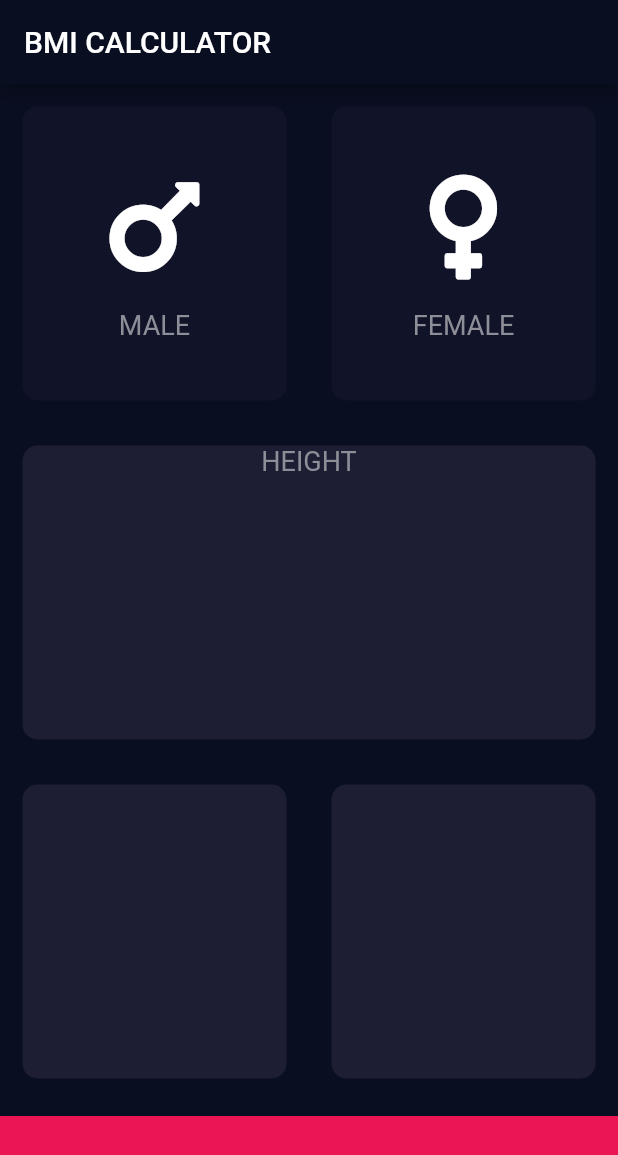
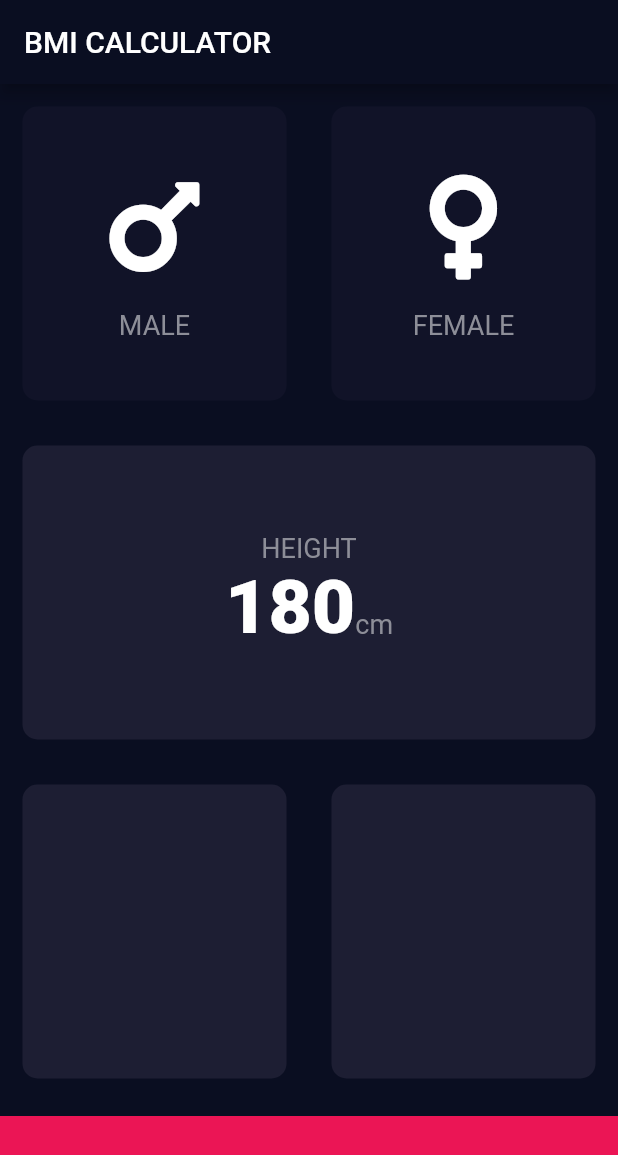
Before and after one commit to omrobbie/udemy-introduction-to-flutter-development, a Flutter app: the screen it shows after launch, on a phone screen of 412 x 824 dp. Shown: the top 1155 px of the screen. Run offline on Flutter 3.47's test engine with Material 2 defaults, Android fonts, the phone set to English and light mode, and no system bars; our stand-ins replace audioplayers, font_awesome_flutter, rflutter_alert.

Commit message:
add content for height

```diff
--- a/bmi_calculator/lib/constants.dart
+++ b/bmi_calculator/lib/constants.dart
@@ -6,3 +6,4 @@ const kInactiveCardColor = Color(0xFF111328);
 const kBottomContainerColor = Color(0xFFEB1555);
 
 const kLabelTextStyle = TextStyle(fontSize: 18.0, color: Color(0xFF8D8E98));
+const kNumberTextStyle = TextStyle(fontSize: 50.0, fontWeight: FontWeight.w900);
--- a/bmi_calculator/lib/input_page.dart
+++ b/bmi_calculator/lib/input_page.dart
@@ -67,10 +67,20 @@ class _InputPageState extends State<InputPage> {
             child: ReusableCard(
               color: kActiveCardColor,
               cardChild: Column(
+                mainAxisAlignment: MainAxisAlignment.center,
                 children: [
                   Text(
                     'HEIGHT',
                     style: kLabelTextStyle,
+                  ),
+                  Row(
+                    mainAxisAlignment: MainAxisAlignment.center,
+                    crossAxisAlignment: CrossAxisAlignment.baseline,
+                    textBaseline: TextBaseline.alphabetic,
+                    children: [
+                      Text('180', style: kNumberTextStyle),
+                      Text('cm', style: kLabelTextStyle),
+                    ],
                   ),
                 ],
               ),
```
